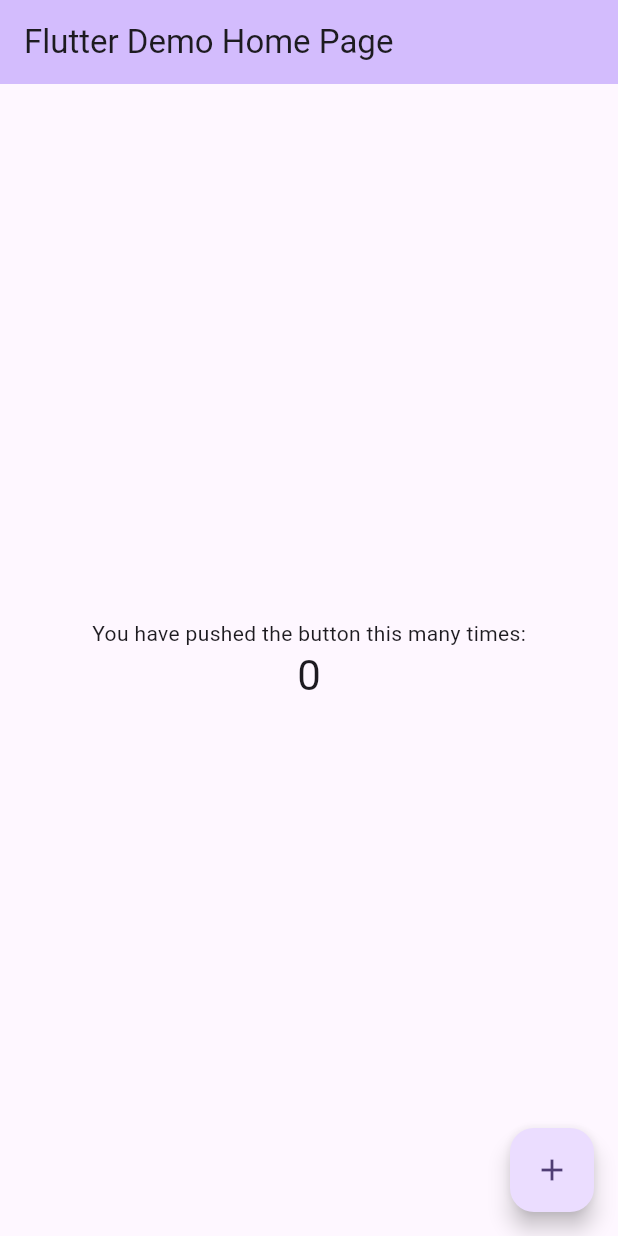
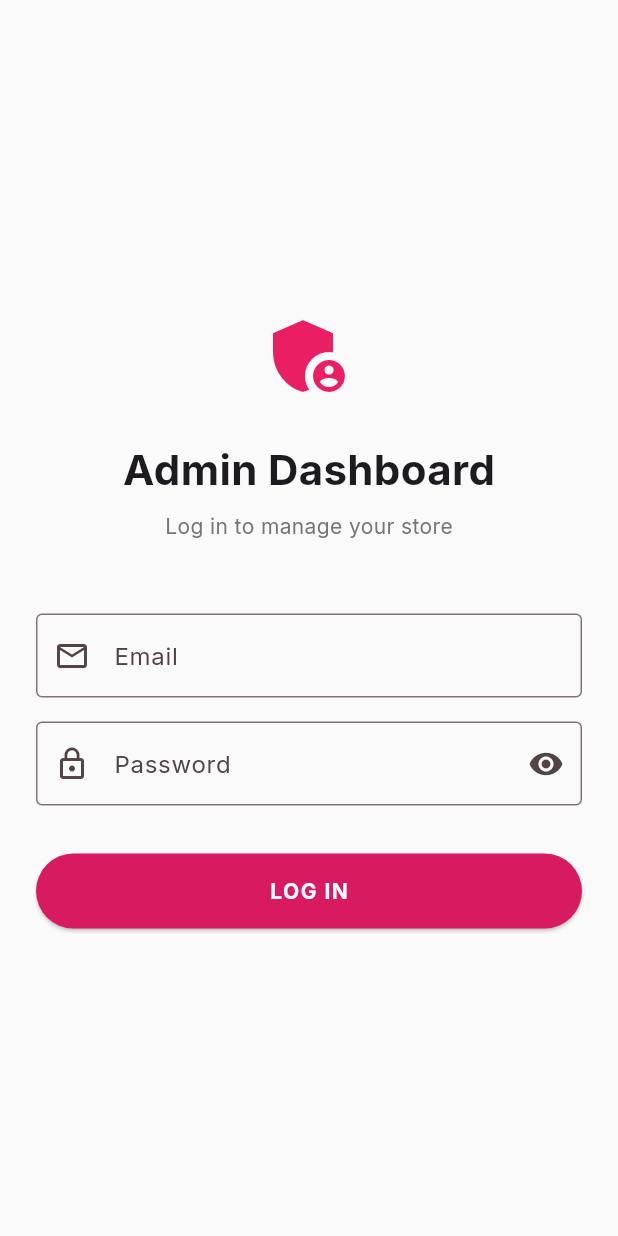
Before and after one commit to Akhilvijayanvj/svaneya-admin-app, a Flutter app: the screen it shows after launch, on a phone screen of 412 x 824 dp. Run offline on Flutter 3.47's test engine with Material 3 defaults, Android fonts, the phone set to English and light mode, and no system bars; our stand-ins replace google_fonts, lucide_icons, supabase_flutter; accounts and stored records are empty.

Commit message:
Scaffold admin app with login, dashboard, and basic screens

```diff
--- /dev/null
+++ b/lib/login.dart
@@ -0,0 +1,100 @@
+import 'package:flutter/material.dart';
+import 'package:supabase_flutter/supabase_flutter.dart';
+import 'main.dart';
+
+class LoginScreen extends StatefulWidget {
+  const LoginScreen({super.key});
+
+  @override
+  State<LoginScreen> createState() => _LoginScreenState();
+}
+
+class _LoginScreenState extends State<LoginScreen> {
+  final _emailCtrl = TextEditingController();
+  final _passCtrl = TextEditingController();
+  bool _isLoading = false;
+  bool _obscure = true;
+
+  Future<void> _login() async {
+    if (_emailCtrl.text.isEmpty || _passCtrl.text.isEmpty) return;
+    setState(() => _isLoading = true);
+    try {
+      await supabase.auth.signInWithPassword(
+        email: _emailCtrl.text.trim(),
+        password: _passCtrl.text,
+      );
+      // Supabase listener in main.dart handles navigation
+    } on AuthException catch (e) {
+      if (!mounted) return;
+      ScaffoldMessenger.of(context).showSnackBar(SnackBar(content: Text(e.message)));
+    } catch (e) {
+      if (!mounted) return;
+      ScaffoldMessenger.of(context).showSnackBar(SnackBar(content: Text('An error occurred')));
+    } finally {
+      if (mounted) setState(() => _isLoading = false);
+    }
+  }
+
+  @override
+  Widget build(BuildContext context) {
+    return Scaffold(
+      backgroundColor: Colors.grey.shade50,
+      body: Center(
+        child: SingleChildScrollView(
+          padding: const EdgeInsets.all(24.0),
+          child: Column(
+            mainAxisAlignment: MainAxisAlignment.center,
+            children: [
+              const Icon(Icons.admin_panel_settings, size: 64, color: Colors.pink),
+              const SizedBox(height: 24),
+              const Text('Admin Dashboard', style: TextStyle(fontSize: 28, fontWeight: FontWeight.bold)),
+              const SizedBox(height: 8),
+              Text('Log in to manage your store', style: TextStyle(color: Colors.grey.shade600)),
+              const SizedBox(height: 48),
+
+              TextField(
+                controller: _emailCtrl,
+                keyboardType: TextInputType.emailAddress,
+                decoration: const InputDecoration(
+                  labelText: 'Email',
+                  prefixIcon: Icon(Icons.email_outlined),
+                  border: OutlineInputBorder(),
+                ),
+              ),
+              const SizedBox(height: 16),
+              TextField(
+                controller: _passCtrl,
+                obscureText: _obscure,
+                decoration: InputDecoration(
+                  labelText: 'Password',
+                  prefixIcon: const Icon(Icons.lock_outline),
+                  border: const OutlineInputBorder(),
+                  suffixIcon: IconButton(
+                    icon: Icon(_obscure ? Icons.visibility : Icons.visibility_off),
+                    onPressed: () => setState(() => _obscure = !_obscure),
+                  )
+                ),
+              ),
+              const SizedBox(height: 32),
+
+              SizedBox(
+                width: double.infinity,
+                height: 50,
+                child: ElevatedButton(
+                  onPressed: _isLoading ? null : _login,
+                  style: ElevatedButton.styleFrom(
+                    backgroundColor: Colors.pink.shade600,
+                    foregroundColor: Colors.white,
+                  ),
+                  child: _isLoading
+                      ? const SizedBox(width: 24, height: 24, child: CircularProgressIndicator(color: Colors.white, strokeWidth: 2))
+                      : const Text('LOG IN', style: TextStyle(fontWeight: FontWeight.bold, letterSpacing: 1)),
+                ),
+              )
+            ],
+          ),
+        ),
+      ),
+    );
+  }
+}
--- a/lib/main.dart
+++ b/lib/main.dart
@@ -1,122 +1,77 @@
 import 'package:flutter/material.dart';
+import 'package:supabase_flutter/supabase_flutter.dart';
+import 'package:google_fonts/google_fonts.dart';
 
-void main() {
-  runApp(const MyApp());
+import 'login.dart';
+import 'dashboard.dart';
+
+final supabase = Supabase.instance.client;
+
+void main() async {
+  WidgetsFlutterBinding.ensureInitialized();
+
+  await Supabase.initialize(
+    url: 'https://bubutwlfitvwcqxczeoe.supabase.co',
+    anonKey: 'eyJhbGciOiJIUzI1NiIsInR5cCI6IkpXVCJ9.eyJpc3MiOiJzdXBhYmFzZSIsInJlZiI6ImJ1YnV0d2xmaXR2d2NxeGN6ZW9lIiwicm9sZSI6ImFub24iLCJpYXQiOjE3ODc0NzQwNzIsImV4cCI6MjEwMzA1MDA3Mn0.ZqWk48L6fsuaegWvmV5pulcmMhLJ4tmlqzHzeWAjxZo',
+  );
+
+  runApp(const SvaneyaAdminApp());
 }
 
-class MyApp extends StatelessWidget {
-  const MyApp({super.key});
+class SvaneyaAdminApp extends StatelessWidget {
+  const SvaneyaAdminApp({super.key});
 
-  // This widget is the root of your application.
   @override
   Widget build(BuildContext context) {
     return MaterialApp(
-      title: 'Flutter Demo',
+      title: 'Svaneya Admin',
+      debugShowCheckedModeBanner: false,
       theme: ThemeData(
-        // This is the theme of your application.
-        //
-        // TRY THIS: Try running your application with "flutter run". You'll see
-        // the application has a purple toolbar. Then, without quitting the app,
-        // try changing the seedColor in the colorScheme below to Colors.green
-        // and then invoke "hot reload" (save your changes or press the "hot
-        // reload" button in a Flutter-supported IDE, or press "r" if you used
-        // the command line to start the app).
-        //
-        // Notice that the counter didn't reset back to zero; the application
-        // state is not lost during the reload. To reset the state, use hot
-        // restart instead.
-        //
-        // This works for code too, not just values: Most code changes can be
-        // tested with just a hot reload.
-        colorScheme: .fromSeed(seedColor: Colors.deepPurple),
+        useMaterial3: true,
+        colorScheme: ColorScheme.fromSeed(seedColor: Colors.pink, brightness: Brightness.light),
+        textTheme: GoogleFonts.interTextTheme(Theme.of(context).textTheme),
       ),
-      home: const MyHomePage(title: 'Flutter Demo Home Page'),
+      home: const AuthGate(),
     );
   }
 }
 
-class MyHomePage extends StatefulWidget {
-  const MyHomePage({super.key, required this.title});
-
-  // This widget is the home page of your application. It is stateful, meaning
-  // that it has a State object (defined below) that contains fields that affect
-  // how it looks.
-
-  // This class is the configuration for the state. It holds the values (in this
-  // case the title) provided by the parent (in this case the App widget) and
-  // used by the build method of the State. Fields in a Widget subclass are
-  // always marked "final".
-
-  final String title;
+class AuthGate extends StatefulWidget {
+  const AuthGate({super.key});
 
   @override
-  State<MyHomePage> createState() => _MyHomePageState();
+  State<AuthGate> createState() => _AuthGateState();
 }
 
-class _MyHomePageState extends State<MyHomePage> {
-  int _counter = 0;
+class _AuthGateState extends State<AuthGate> {
+  bool _isLoading = true;
 
-  void _incrementCounter() {
-    setState(() {
-      // This call to setState tells the Flutter framework that something has
-      // changed in this State, which causes it to rerun the build method below
-      // so that the display can reflect the updated values. If we changed
-      // _counter without calling setState(), then the build method would not be
-      // called again, and so nothing would appear to happen.
-      _counter++;
+  @override
+  void initState() {
+    super.initState();
+    _checkAuth();
+  }
+
+  void _checkAuth() {
+    supabase.auth.onAuthStateChange.listen((data) {
+      if (!mounted) return;
+      setState(() {
+        _isLoading = false;
+      });
     });
   }
 
   @override
   Widget build(BuildContext context) {
-    // This method is rerun every time setState is called, for instance as done
-    // by the _incrementCounter method above.
-    //
-    // The Flutter framework has been optimized to make rerunning build methods
-    // fast, so that you can just rebuild anything that needs updating rather
-    // than having to individually change instances of widgets.
-    return Scaffold(
-      appBar: AppBar(
-        // TRY THIS: Try changing the color here to a specific color (to
-        // Colors.amber, perhaps?) and trigger a hot reload to see the AppBar
-        // change color while the other colors stay the same.
-        backgroundColor: Theme.of(context).colorScheme.inversePrimary,
-        // Here we take the value from the MyHomePage object that was created by
-        // the App.build method, and use it to set our appbar title.
-        title: Text(widget.title),
-      ),
-      body: Center(
-        // Center is a layout widget. It takes a single child and positions it
-        // in the middle of the parent.
-        child: Column(
-          // Column is also a layout widget. It takes a list of children and
-          // arranges them vertically. By default, it sizes itself to fit its
-          // children horizontally, and tries to be as tall as its parent.
-          //
-          // Column has various properties to control how it sizes itself and
-          // how it positions its children. Here we use mainAxisAlignment to
-          // center the children vertically; the main axis here is the vertical
-          // axis because Columns are vertical (the cross axis would be
-          // horizontal).
-          //
-          // TRY THIS: Invoke "debug painting" (choose the "Toggle Debug Paint"
-          // action in the IDE, or press "p" in the console), to see the
-          // wireframe for each widget.
-          mainAxisAlignment: .center,
-          children: [
-            const Text('You have pushed the button this many times:'),
-            Text(
-              '$_counter',
-              style: Theme.of(context).textTheme.headlineMedium,
-            ),
-          ],
-        ),
-      ),
-      floatingActionButton: FloatingActionButton(
-        onPressed: _incrementCounter,
-        tooltip: 'Increment',
-        child: const Icon(Icons.add),
-      ),
-    );
+    if (_isLoading) {
+      return const Scaffold(body: Center(child: CircularProgressIndicator()));
+    }
+
+    final session = supabase.auth.currentSession;
+    if (session == null) {
+      return const LoginScreen();
+    } else {
+      return const DashboardScreen();
+    }
   }
 }
--- a/pubspec.yaml
+++ b/pubspec.yaml
@@ -35,6 +35,11 @@ dependencies:
   # Use with the CupertinoIcons class for iOS style icons.
   cupertino_icons: ^1.0.8
   supabase_flutter: ^2.17.2
+  google_fonts: ^8.2.1
+  lucide_icons: ^0.257.0
+  intl: ^0.20.3
+  provider: ^6.1.5+1
+  image_picker: ^1.2.3
 
 dev_dependencies:
   flutter_test:
```
Also changed, not shown: lib/dashboard.dart (added, +42 -0 lines), lib/screens/orders.dart (added, +84 -0 lines), lib/screens/overview.dart (added, +95 -0 lines), lib/screens/products.dart (added, +77 -0 lines), lib/screens/settings.dart (added, +31 -0 lines), pubspec.lock, 5 other files.
